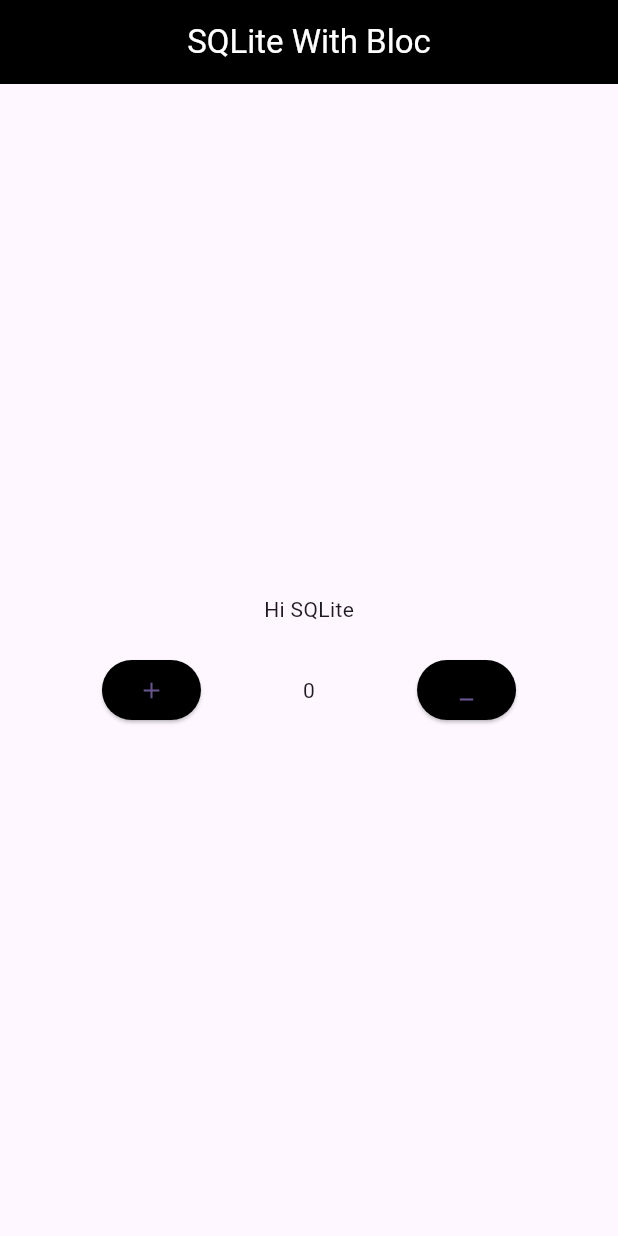
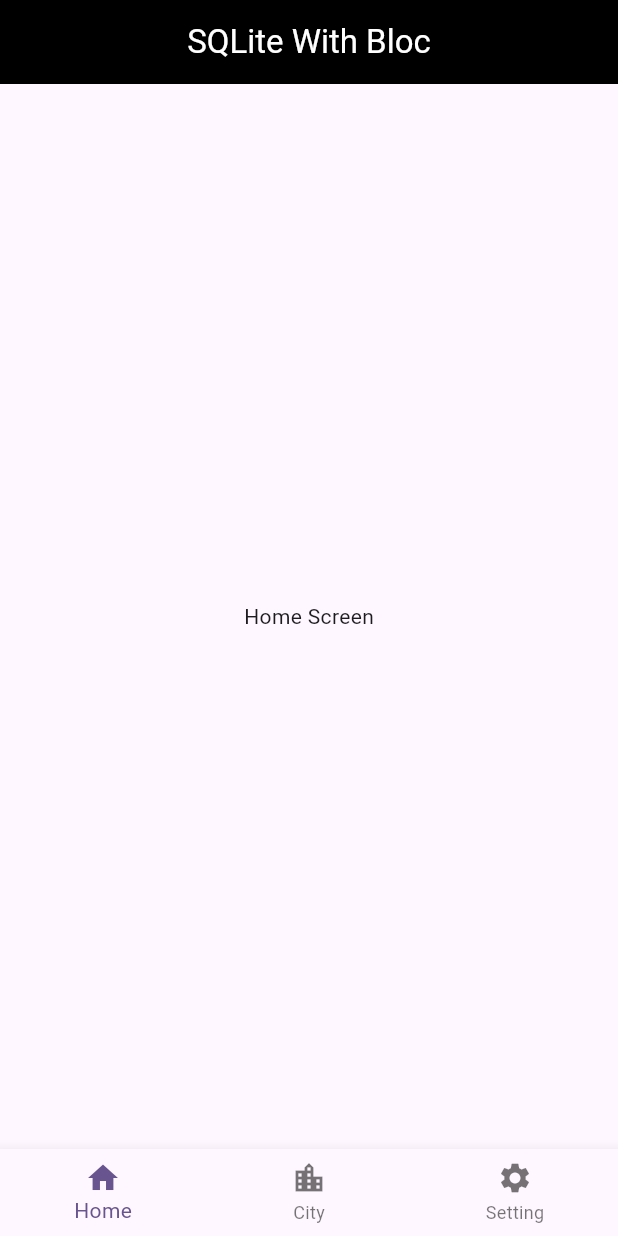
Before and after one commit to mohsin-mirza/SqLite-with-Bloc, a Flutter app: the screen it shows after launch, on a phone screen of 412 x 824 dp. Run offline on Flutter 3.47's test engine with Material 3 defaults, Android fonts, the phone set to English and light mode, and no system bars; our stand-ins replace flutter_bloc.

Commit message:
screen change with cubit

```diff
--- a/lib/main.dart
+++ b/lib/main.dart
@@ -1,7 +1,7 @@
 import 'package:flutter/material.dart';
 import 'package:flutter_bloc/flutter_bloc.dart';
 import 'package:sqlite_with_bloc/presentation/bloc/app_cubit/app_cubit.dart';
-import 'package:sqlite_with_bloc/presentation/pages/app_screen.dart';
+import 'package:sqlite_with_bloc/presentation/pages/base_screen.dart';
 
 void main() {
   runApp(const MyApp());
@@ -25,7 +25,7 @@
           colorScheme: ColorScheme.fromSeed(seedColor: Colors.deepPurple),
           useMaterial3: true,
         ),
-        home: const AppScreen(),
+        home: const BaseScreen(),
       ),
     );
   }
--- a/lib/presentation/bloc/app_cubit/app_cubit.dart
+++ b/lib/presentation/bloc/app_cubit/app_cubit.dart
@@ -1,19 +1,22 @@
+import 'package:flutter/widgets.dart';
 import 'package:flutter_bloc/flutter_bloc.dart';
-import 'package:meta/meta.dart';
+import 'package:sqlite_with_bloc/presentation/pages/city_screen.dart';
+import 'package:sqlite_with_bloc/presentation/pages/home_screen.dart';
+import 'package:sqlite_with_bloc/presentation/pages/setting_screen.dart';
 part 'app_state.dart';
 
 class AppCubit extends Cubit<AppState> {
   AppCubit() : super(AppInitial());
   AppCubit get(context) => BlocProvider.of(context);
   String name = 'Hi SQLite';
-  int number = 0;
-  void increaNumber() {
-    number++;
-    emit(IncreaseNumberState());
-  }
-
-  void decreaseNumber() {
-    number--;
-    emit(DecreaseNumberState());
+  int currentIndex = 0;
+  List<Widget> screens = [
+    const HomeScreen(),
+    const CityScreen(),
+    const SettingScreen(),
+  ];
+  void changeScreen(int index) {
+    currentIndex = index;
+    emit(ChangeScreenState());
   }
 }
--- a/lib/presentation/bloc/app_cubit/app_state.dart
+++ b/lib/presentation/bloc/app_cubit/app_state.dart
@@ -8,3 +8,5 @@ final class AppInitial extends AppState {}
 final class IncreaseNumberState extends AppState {}
 
 final class DecreaseNumberState extends AppState {}
+
+final class ChangeScreenState extends AppState {}
--- a/lib/presentation/pages/app_screen.dart
+++ /dev/null
@@ -1,63 +0,0 @@
-import 'package:flutter/material.dart';
-import 'package:flutter_bloc/flutter_bloc.dart';
-import 'package:sqlite_with_bloc/presentation/bloc/app_cubit/app_cubit.dart';
-
-class AppScreen extends StatelessWidget {
-  const AppScreen({super.key});
-
-  @override
-  Widget build(BuildContext context) {
-    return BlocBuilder<AppCubit, AppState>(
-      builder: (context, state) {
-        var cubit = AppCubit().get(context);
-        return Scaffold(
-          appBar: AppBar(
-            backgroundColor: Colors.black,
-            centerTitle: true,
-            title: const Text(
-              'SQLite With Bloc',
-              style: TextStyle(
-                color: Colors.white,
-              ),
-            ),
-          ),
-          body: Column(
-            mainAxisAlignment: MainAxisAlignment.center,
-            children: [
-              Center(
-                child: Text(cubit.name),
-              ),
-              const SizedBox(
-                height: 20.0,
-              ),
-              Row(
-                mainAxisAlignment: MainAxisAlignment.spaceEvenly,
-                children: [
-                  ElevatedButton(
-                    style: const ButtonStyle(
-                      backgroundColor: WidgetStatePropertyAll(Colors.black),
-                    ),
-                    onPressed: () {
-                      cubit.increaNumber();
-                    },
-                    child: const Icon(Icons.add),
-                  ),
-                  Text(cubit.number.toString()),
-                  ElevatedButton(
-                    style: const ButtonStyle(
-                      backgroundColor: WidgetStatePropertyAll(Colors.black),
-                    ),
-                    onPressed: () {
-                      cubit.decreaseNumber();
-                    },
-                    child: const Icon(Icons.minimize),
-                  ),
-                ],
-              ),
-            ],
-          ),
-        );
-      },
-    );
-  }
-}
--- /dev/null
+++ b/lib/presentation/pages/base_screen.dart
@@ -0,0 +1,42 @@
+import 'package:flutter/material.dart';
+import 'package:flutter_bloc/flutter_bloc.dart';
+import 'package:sqlite_with_bloc/presentation/bloc/app_cubit/app_cubit.dart';
+
+class BaseScreen extends StatelessWidget {
+  const BaseScreen({super.key});
+
+  @override
+  Widget build(BuildContext context) {
+    return BlocBuilder<AppCubit, AppState>(
+      builder: (context, state) {
+        var cubit = AppCubit().get(context);
+        return Scaffold(
+          appBar: AppBar(
+            backgroundColor: Colors.black,
+            centerTitle: true,
+            title: const Text(
+              'SQLite With Bloc',
+              style: TextStyle(
+                color: Colors.white,
+              ),
+            ),
+          ),
+          body: cubit.screens[cubit.currentIndex],
+          bottomNavigationBar: BottomNavigationBar(
+            items: const [
+              BottomNavigationBarItem(icon: Icon(Icons.home), label: 'Home'),
+              BottomNavigationBarItem(
+                  icon: Icon(Icons.location_city), label: 'City'),
+              BottomNavigationBarItem(
+                  icon: Icon(Icons.settings), label: 'Setting'),
+            ],
+            onTap: (index) {
+              cubit.changeScreen(index);
+            },
+            currentIndex: cubit.currentIndex,
+          ),
+        );
+      },
+    );
+  }
+}
--- /dev/null
+++ b/lib/presentation/pages/home_screen.dart
@@ -0,0 +1,17 @@
+import 'package:flutter/material.dart';
+
+class HomeScreen extends StatelessWidget {
+  const HomeScreen({super.key});
+
+  @override
+  Widget build(BuildContext context) {
+    return const Scaffold(
+      body: Column(
+        mainAxisAlignment: MainAxisAlignment.center,
+        children: [
+          Center(child: Text('Home Screen')),
+        ],
+      ),
+    );
+  }
+}
```
Also changed, not shown: lib/presentation/pages/city_screen.dart (added, +17 -0 lines), lib/presentation/pages/setting_screen.dart (added, +17 -0 lines).
